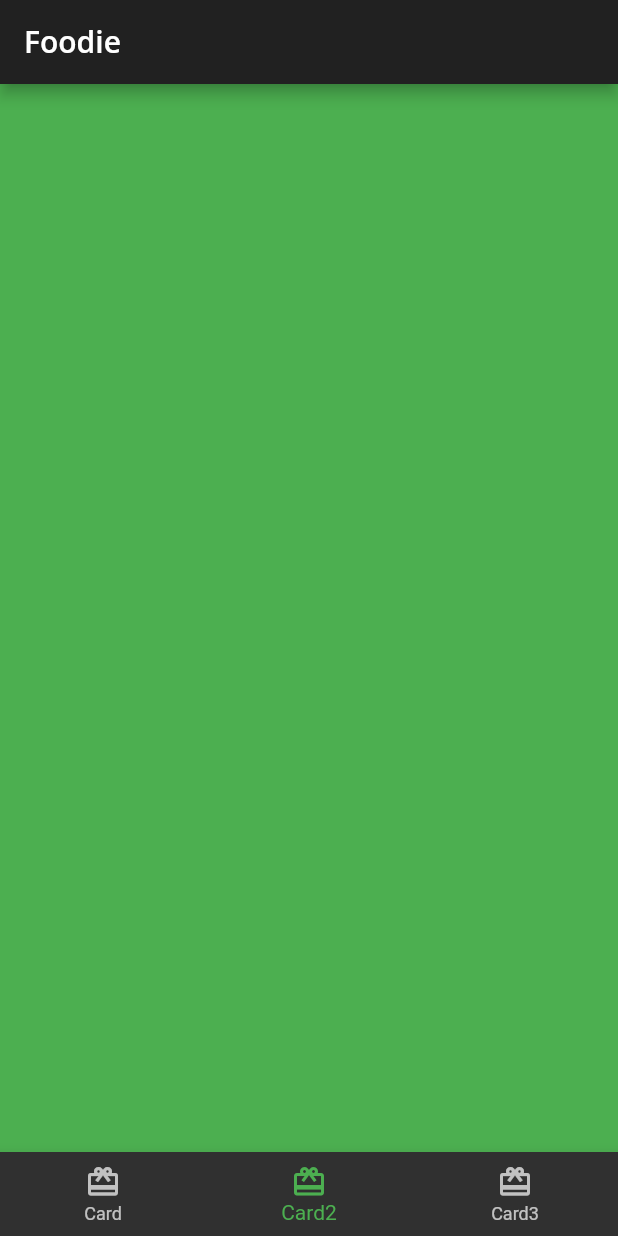
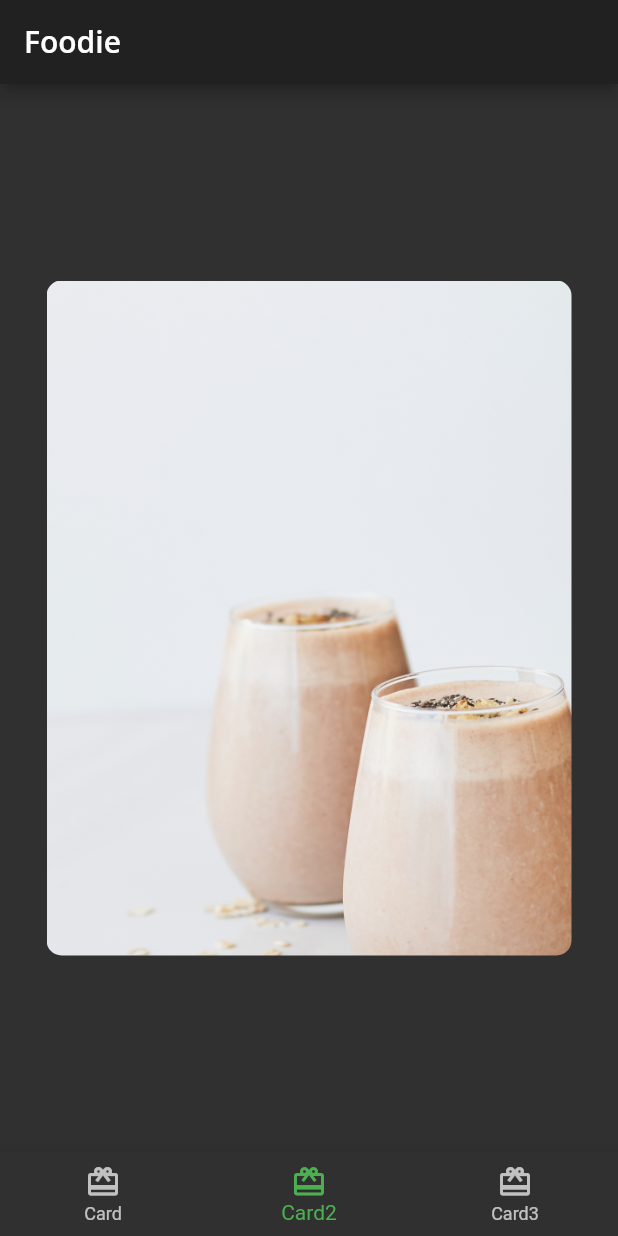
Before and after one commit to Kraftsman1/foodie, a Flutter app: the screen it shows after launch, item 2 of the bottom bar chosen, on a phone screen of 412 x 824 dp. Run offline on Flutter 3.47's test engine with Material 2 defaults, Android fonts, the phone set to English and light mode, and no system bars; our stand-ins replace google_fonts.

```diff
--- /dev/null
+++ b/lib/cards/card2.dart
@@ -0,0 +1,32 @@
+import 'package:flutter/material.dart';
+
+class Card2 extends StatelessWidget {
+  const Card2({super.key});
+
+  @override
+  Widget build(BuildContext context) {
+    return Center(
+      child: Container(
+        constraints: const BoxConstraints.expand(
+          width: 350,
+          height: 450,
+        ),
+        decoration: const BoxDecoration(
+          image: DecorationImage(
+            image: AssetImage('assets/mag5.png'),
+            fit: BoxFit.cover,
+          ),
+          borderRadius: BorderRadius.all(
+            Radius.circular(10),
+          ),
+        ),
+        child: const Column(
+          children: [
+            //TODO: Add authour Information
+            //TODO: Add Positioned text
+          ],
+        ),
+      ),
+    );
+  }
+}
--- a/lib/home.dart
+++ b/lib/home.dart
@@ -1,5 +1,7 @@
 import 'package:flutter/material.dart';
 import 'cards/card1.dart';
+import 'cards/card2.dart';
+
 
 class Home extends StatefulWidget {
   const Home({super.key});
@@ -14,8 +16,7 @@ class HomeState extends State<Home> {
 
   static List<Widget> pages = <Widget>[
     const Card1(),
-    //TODO: Replace with Card2
-    Container(color: Colors.green,),
+    const Card2(),
     //TODO: Replace with Card3
     Container(color: Colors.blue,)
   ];
```
Also changed, not shown: lib/circle_image.dart (added, +24 -0 lines), assets/mag5.png (added).
